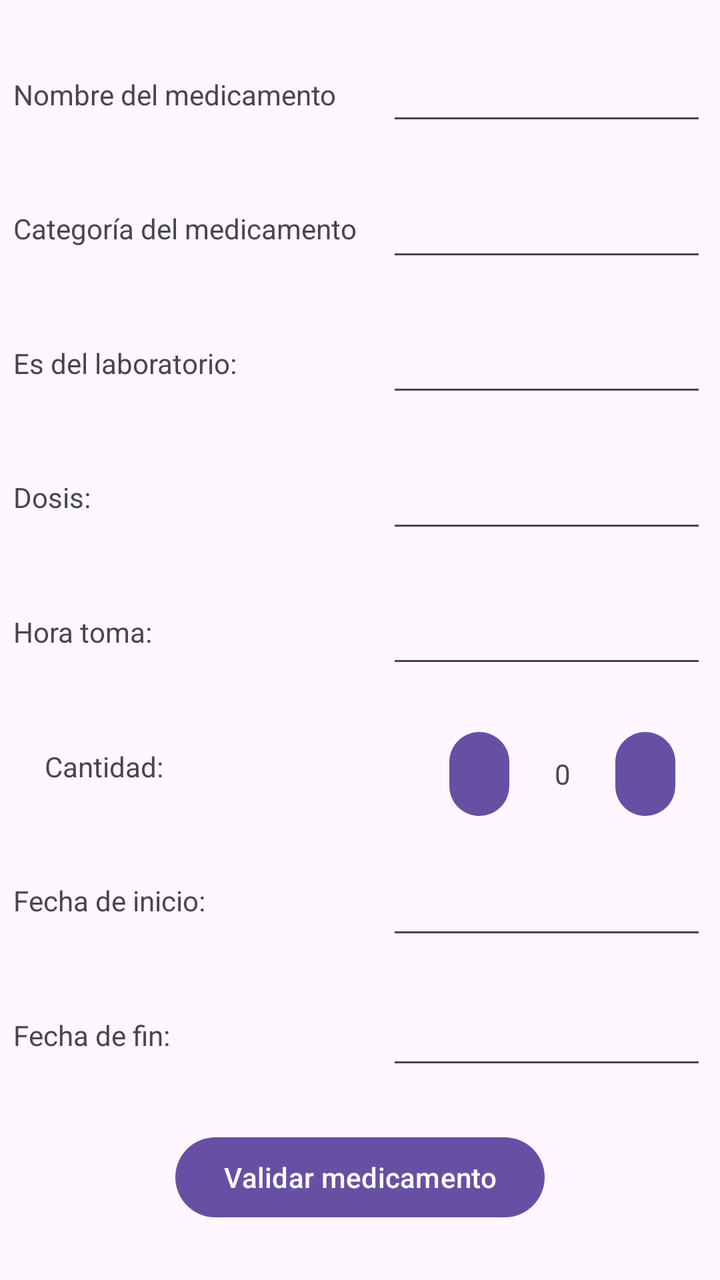
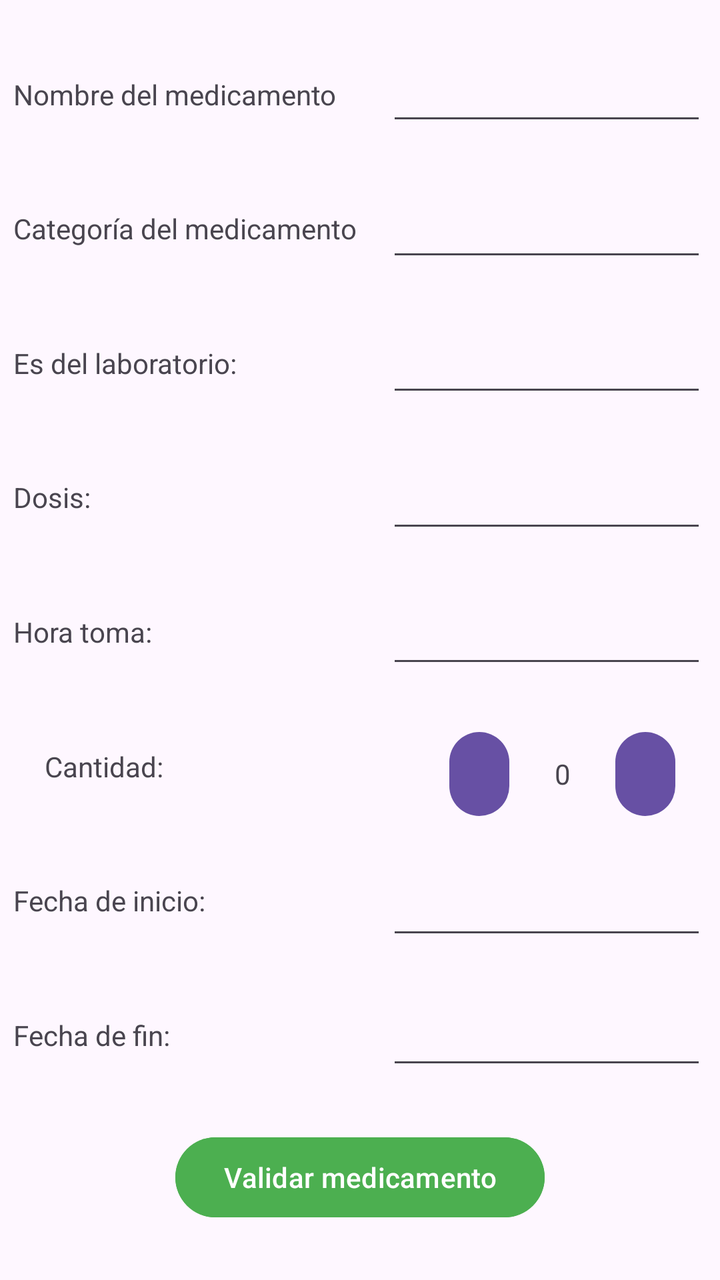

Compare the two renders of this Android layout. The source of the first and the diff that turns it into the second are given below.
<!-- AndroidManifest.xml: application theme Theme.ElPastillero -->
<!-- res/layout/actiivity4.xml -->
<?xml version="1.0" encoding="utf-8"?>
<androidx.constraintlayout.widget.ConstraintLayout xmlns:android="http://schemas.android.com/apk/res/android"
    xmlns:app="http://schemas.android.com/apk/res-auto"
    xmlns:tools="http://schemas.android.com/tools"
    android:id="@+id/main"
    android:layout_width="match_parent"
    android:layout_height="match_parent"
    tools:context=".Actiivity4">

    <Button
        android:id="@+id/menos"
        android:layout_width="30dp"
        android:layout_height="50dp"
        android:clickable="true"
        android:text="-"
        android:textSize="24sp"
        app:layout_constraintBottom_toTopOf="@id/inicio"
        app:layout_constraintEnd_toStartOf="@id/cantidad"
        app:layout_constraintStart_toEndOf="@id/lbcantidad"
        app:layout_constraintTop_toBottomOf="@id/horaToma" />

    <EditText
        android:id="@+id/horaToma"
        android:layout_width="160dp"
        android:layout_height="40dp"
        android:ems="10"
        android:inputType="text"
        app:layout_constraintBottom_toTopOf="@id/cantidad"
        app:layout_constraintEnd_toEndOf="parent"
        app:layout_constraintStart_toEndOf="@id/lbHora"
        app:layout_constraintTop_toBottomOf="@id/dosis" />

    <EditText
        android:id="@+id/fin"
        android:layout_width="160dp"
        android:layout_height="40dp"
        android:ems="10"
        android:inputType="text"
        app:layout_constraintBottom_toTopOf="@id/btnValidar"
        app:layout_constraintEnd_toEndOf="parent"
        app:layout_constraintStart_toEndOf="@id/lbFechaI2"
        app:layout_constraintTop_toBottomOf="@id/inicio" />

    <EditText
        android:id="@+id/inicio"
        android:layout_width="160dp"
        android:layout_height="40dp"
        android:ems="10"
        android:inputType="text"
        app:layout_constraintBottom_toTopOf="@id/lbFechaI2"
        app:layout_constraintEnd_toEndOf="parent"
        app:layout_constraintStart_toEndOf="@id/lbFechaI"
        app:layout_constraintTop_toBottomOf="@id/mas" />

    <TextView
        android:id="@+id/lbHora"
        android:layout_width="180dp"
        android:layout_height="40dp"
        android:gravity="center_vertical"
        android:text="Hora toma:"
        app:layout_constraintBottom_toTopOf="@id/lbcantidad"
        app:layout_constraintEnd_toStartOf="@id/horaToma"
        app:layout_constraintStart_toStartOf="parent"
        app:layout_constraintTop_toBottomOf="@id/lbDosis" />

    <TextView
        android:id="@+id/lbCategoría"
        android:layout_width="180dp"
        android:layout_height="40dp"
        android:gravity="center_vertical"
        android:text="Categoría del medicamento"
        app:layout_constraintBottom_toTopOf="@id/lbLaboratorio"
        app:layout_constraintEnd_toStartOf="@id/categoria"
        app:layout_constraintStart_toStartOf="parent"
        app:layout_constraintTop_toBottomOf="@id/lblNMe" />

    <EditText
        android:id="@+id/categoria"
        android:layout_width="160dp"
        android:layout_height="40dp"
        android:ems="10"
        android:inputType="text"
        app:layout_constraintBottom_toTopOf="@id/laboratorio"
        app:layout_constraintEnd_toEndOf="parent"
        app:layout_constraintStart_toEndOf="@id/lbCategoría"
        app:layout_constraintTop_toBottomOf="@id/nombre" />

    <TextView
        android:id="@+id/lblNMe"
        android:layout_width="180dp"
        android:layout_height="40dp"
        android:gravity="center_vertical"
        android:text="Nombre del medicamento"
        app:layout_constraintBottom_toTopOf="@id/lbCategoría"
        app:layout_constraintEnd_toStartOf="@id/nombre"
        app:layout_constraintStart_toStartOf="parent"
        app:layout_constraintTop_toTopOf="parent" />

    <EditText
        android:id="@+id/nombre"
        android:layout_width="160dp"
        android:layout_height="40dp"
        android:ems="10"
        android:inputType="text"
        app:layout_constraintBottom_toTopOf="@id/categoria"
        app:layout_constraintEnd_toEndOf="parent"
        app:layout_constraintStart_toEndOf="@id/lblNMe"
        app:layout_constraintTop_toTopOf="parent" />

    <TextView
        android:id="@+id/lbLaboratorio"
        android:layout_width="180dp"
        android:layout_height="40dp"
        android:gravity="center_vertical"
        android:text="Es del laboratorio:"
        app:layout_constraintBottom_toTopOf="@id/lbDosis"
        app:layout_constraintEnd_toStartOf="@id/laboratorio"
        app:layout_constraintStart_toStartOf="parent"
        app:layout_constraintTop_toBottomOf="@id/lbCategoría" />

    <EditText
        android:id="@+id/laboratorio"
        android:layout_width="160dp"
        android:layout_height="40dp"
        android:ems="10"
        android:inputType="text"
        app:layout_constraintBottom_toTopOf="@id/dosis"
        app:layout_constraintEnd_toEndOf="parent"
        app:layout_constraintStart_toEndOf="@id/lbLaboratorio"
        app:layout_constraintTop_toBottomOf="@id/categoria" />

    <EditText
        android:id="@+id/dosis"
        android:layout_width="160dp"
        android:layout_height="40dp"
        android:ems="10"
        android:inputType="text"
        app:layout_constraintBottom_toTopOf="@id/horaToma"
        app:layout_constraintEnd_toEndOf="parent"
        app:layout_constraintStart_toEndOf="@id/lbDosis"
        app:layout_constraintTop_toBottomOf="@id/laboratorio" />

    <TextView
        android:id="@+id/lbDosis"
        android:layout_width="180dp"
        android:layout_height="40dp"
        android:gravity="center_vertical"
        android:text="Dosis: "
        app:layout_constraintBottom_toTopOf="@id/lbHora"
        app:layout_constraintEnd_toStartOf="@id/dosis"
        app:layout_constraintStart_toStartOf="parent"
        app:layout_constraintTop_toBottomOf="@id/lbLaboratorio" />

    <TextView
        android:id="@+id/lbcantidad"
        android:layout_width="180dp"
        android:layout_height="40dp"
        android:gravity="center_vertical"
        android:text="Cantidad:"
        app:layout_constraintBottom_toTopOf="@id/lbFechaI"
        app:layout_constraintStart_toStartOf="parent"
        app:layout_constraintTop_toBottomOf="@id/lbHora"
        app:layout_constraintEnd_toStartOf="@id/menos"/>

    <Button
        android:id="@+id/mas"
        android:layout_width="30dp"
        android:layout_height="50dp"
        android:text="Más"
        android:textSize="50sp"
        app:layout_constraintBottom_toTopOf="@id/inicio"
        app:layout_constraintTop_toBottomOf="@id/horaToma"
        app:layout_constraintEnd_toEndOf="parent"
        app:layout_constraintStart_toEndOf="@id/cantidad"/>

    <TextView
        android:id="@+id/cantidad"
        android:layout_width="wrap_content"
        android:layout_height="40dp"
        android:gravity="center_vertical"
        android:text="0"
        app:layout_constraintBottom_toTopOf="@id/inicio"
        app:layout_constraintTop_toBottomOf="@id/horaToma"
        app:layout_constraintEnd_toStartOf="@id/mas"
        app:layout_constraintStart_toEndOf="@id/menos"
        />

    <TextView
        android:id="@+id/lbFechaI"
        android:layout_width="180dp"
        android:layout_height="40dp"
        android:gravity="center_vertical"
        android:text="Fecha de inicio:"
        app:layout_constraintBottom_toTopOf="@id/lbFechaI2"
        app:layout_constraintEnd_toStartOf="@id/inicio"
        app:layout_constraintStart_toStartOf="parent"
        app:layout_constraintTop_toBottomOf="@id/lbcantidad" />

    <TextView
        android:id="@+id/lbFechaI2"
        android:layout_width="180dp"
        android:layout_height="40dp"
        android:gravity="center_vertical"
        android:text="Fecha de fin:"
        app:layout_constraintBottom_toTopOf="@id/btnValidar"
        app:layout_constraintEnd_toStartOf="@id/fin"
        app:layout_constraintStart_toStartOf="parent"
        app:layout_constraintTop_toBottomOf="@id/lbFechaI" />

    <Button
        android:id="@+id/btnValidar"
        android:layout_width="wrap_content"
        android:layout_height="wrap_content"
        android:text="Validar medicamento"
        tools:layout_editor_absoluteX="123dp"
        tools:layout_editor_absoluteY="636dp"
        app:layout_constraintStart_toStartOf="parent"
        app:layout_constraintEnd_toEndOf="parent"
        app:layout_constraintTop_toBottomOf="@id/lbFechaI2"
        app:layout_constraintBottom_toBottomOf="parent"/>


</androidx.constraintlayout.widget.ConstraintLayout>
<!-- resources referenced by this layout -->
<resources>
  <style name="Theme.ElPastillero" parent="Base.Theme.ElPastillero" />
  <style name="Base.Theme.ElPastillero" parent="Theme.Material3.DayNight.NoActionBar">
          
          
      </style>
</resources>

<!-- the commit's change to res/layout/actiivity4.xml (unified diff, before → after) -->
@@ -212,9 +212,7 @@
         android:layout_width="wrap_content"
         android:layout_height="wrap_content"
         android:text="Validar medicamento"
-        tools:layout_editor_absoluteX="123dp"
-        tools:layout_editor_absoluteY="636dp"
-        app:layout_constraintStart_toStartOf="parent"
+        android:backgroundTint="#4CAF50"      app:layout_constraintStart_toStartOf="parent"
         app:layout_constraintEnd_toEndOf="parent"
         app:layout_constraintTop_toBottomOf="@id/lbFechaI2"
         app:layout_constraintBottom_toBottomOf="parent"/>
